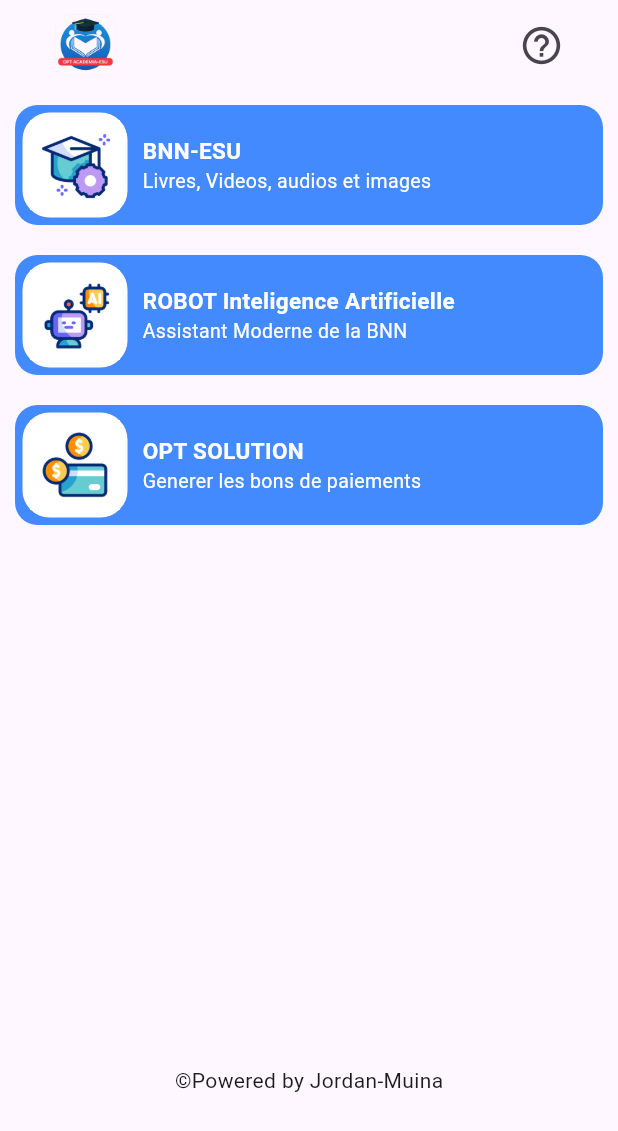
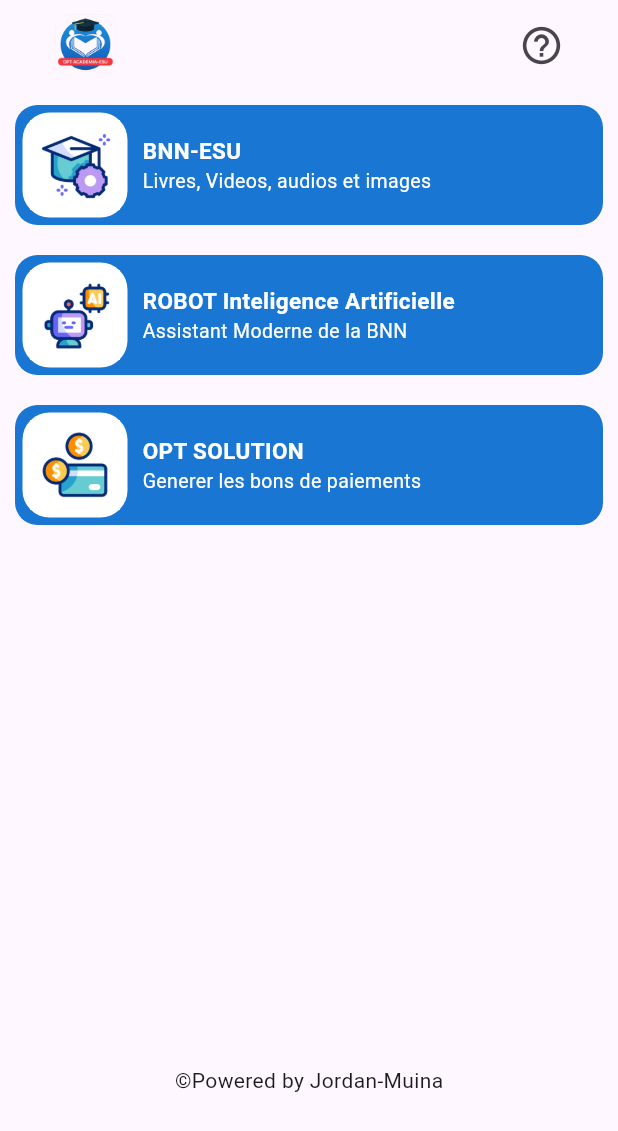
Before and after one commit to jonathan-muina19/opt_solution_ui_app, a Flutter app: the screen it shows after launch, on a phone screen of 412 x 824 dp. Shown: the top 1131 px of the screen. Run offline on Flutter 3.47's test engine with Material 3 defaults, Android fonts, the phone set to English and light mode, and no system bars.

Commit message:
modification d'une nouvelle couleur des conteneur des domaines

```diff
--- a/lib/widgets/container_plateform.dart
+++ b/lib/widgets/container_plateform.dart
@@ -23,7 +23,7 @@ class ContainerPlateform extends StatelessWidget {
         padding: EdgeInsets.all(5),
         margin: EdgeInsets.all(10),
         decoration: BoxDecoration(
-          color: Colors.blueAccent,
+          color: Colors.blue.shade700,
           borderRadius: BorderRadius.circular(15)
         ),
         child: Row(
```
